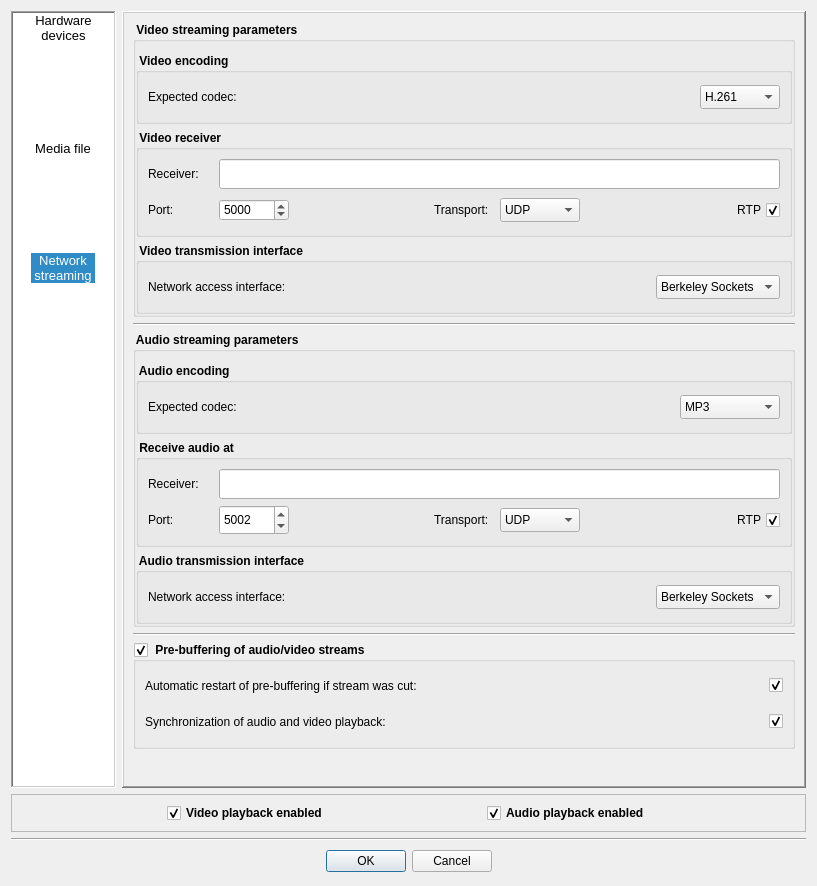
First picture: the form in Homer/forms/Dialogs/OpenVideoAudioPreviewDialog.ui, repository Homer-Conferencing/Homer-Conferencing, before the edit.
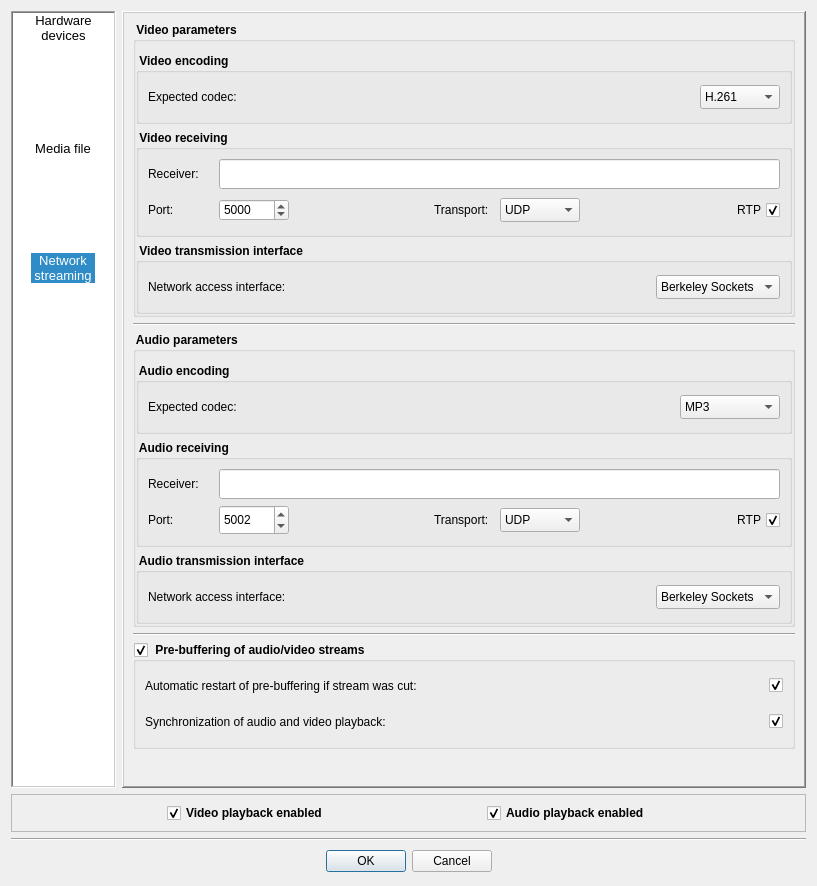
Second picture: the form after the edit. Icons and pictures are not drawn.

```diff
--- a/Homer/forms/Dialogs/OpenVideoAudioPreviewDialog.ui
+++ b/Homer/forms/Dialogs/OpenVideoAudioPreviewDialog.ui
@@ -400,7 +400,7 @@
             </font>
            </property>
            <property name="title">
-            <string> Video streaming parameters </string>
+            <string> Video parameters </string>
            </property>
            <property name="flat">
             <bool>true</bool>
@@ -537,7 +537,7 @@
             <item>
              <widget class="QGroupBox" name="groupBox_4">
               <property name="title">
-               <string> Video receiver </string>
+               <string> Video receiving </string>
               </property>
               <layout class="QVBoxLayout" name="verticalLayout_12">
                <item>
@@ -903,7 +903,7 @@
             </font>
            </property>
            <property name="title">
-            <string> Audio streaming parameters </string>
+            <string> Audio parameters </string>
            </property>
            <property name="flat">
             <bool>true</bool>
@@ -1031,7 +1031,7 @@
             <item>
              <widget class="QGroupBox" name="groupBox_9">
               <property name="title">
-               <string> Receive audio at </string>
+               <string> Audio receiving </string>
               </property>
               <layout class="QVBoxLayout" name="verticalLayout_17">
                <item>
```
